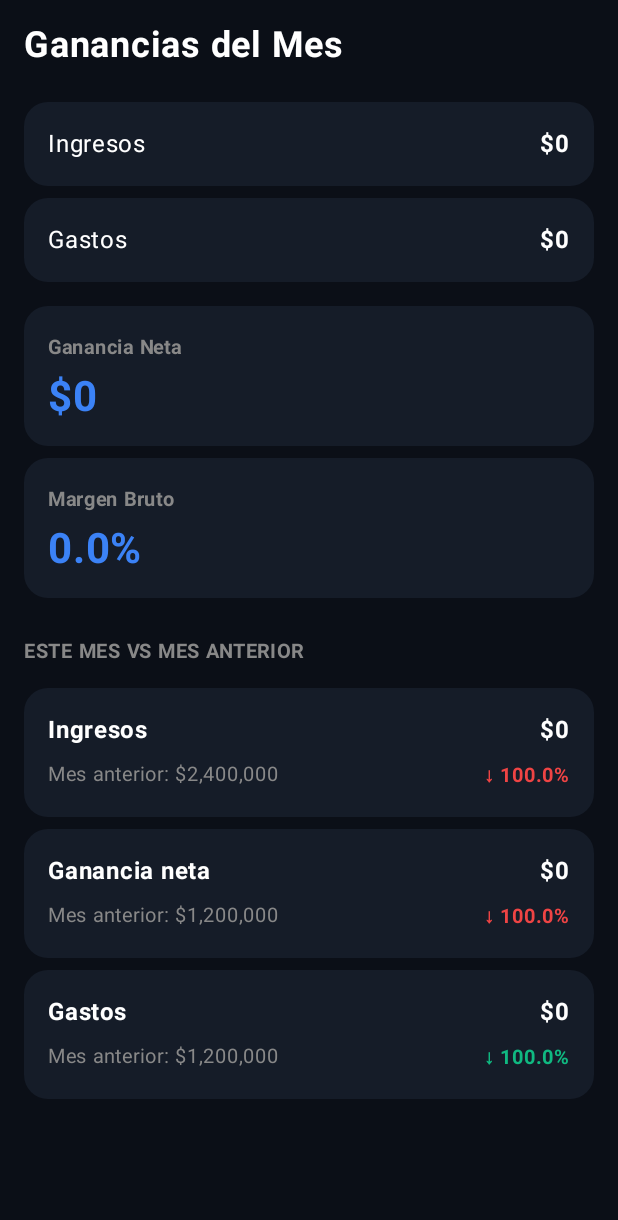
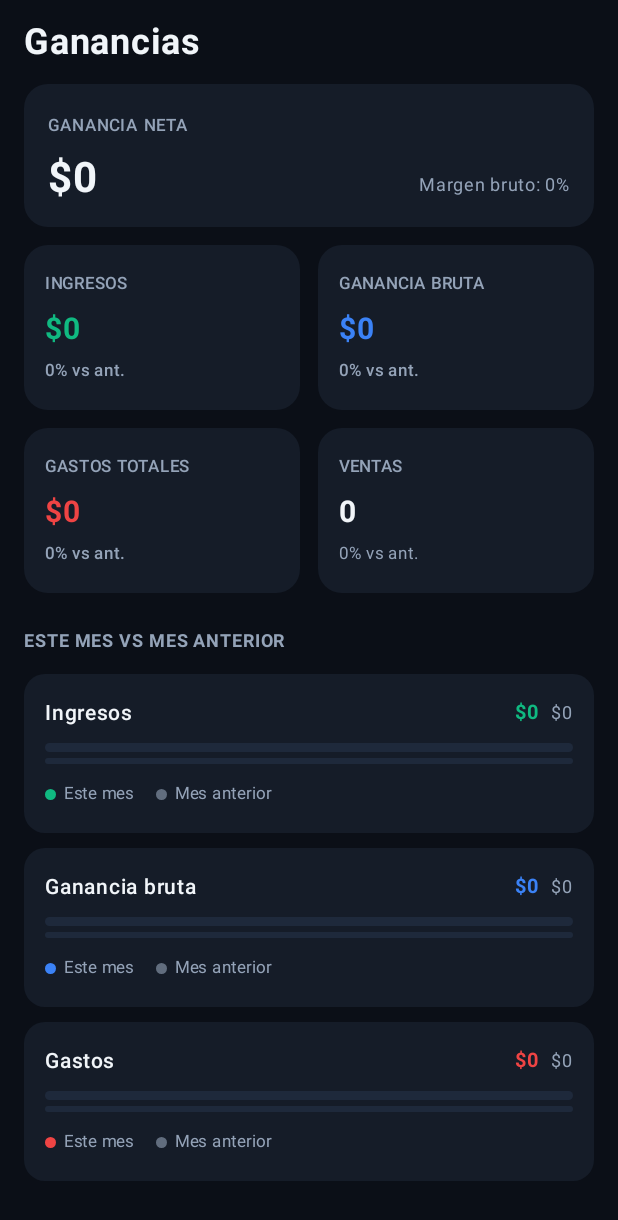
Before and after one commit to mariogc55/inventory-taker, an Android app built with Jetpack Compose: the composable GananciasScreen shown on its own in the app's theme, on a phone screen of 412 x 824 dp. Shown: the top 1220 px of the screen. Run offline under Robolectric (Android 15) with nearby library versions, the phone set to English and light mode, and no system bars; our stand-ins replace Room's generated code; 2 statements that could not run were skipped.

Commit message:
fix/ganancias_offline_first_y_ui_figma

```diff
--- a/app/src/main/java/com/mariogc55/retrowave/tiendabarrioinventory/model/CalculadoraGanancias.kt
+++ b/app/src/main/java/com/mariogc55/retrowave/tiendabarrioinventory/model/CalculadoraGanancias.kt
@@ -15,8 +15,17 @@ class CalculadoraGanancias(context: Context) {
     private val productoRepository = ProductoRepository(context)
 
     suspend fun calcular(): ResumenGanancias {
-        val productos = productoRepository.obtenerProductos()
-        val gastosList = GastoRepository.obtenerGastos()
+        val productos = try {
+            productoRepository.obtenerProductos()
+        } catch (_: Exception) {
+            emptyList()
+        }
+
+        val gastosList = try {
+            GastoRepository.obtenerGastos()
+        } catch (_: Exception) {
+            emptyList()
+        }
 
         val ingresos = productos.sumOf { it.sellingPrice * it.stock }
         val costoInventario = productos.sumOf { it.purchasePrice * it.stock }
--- a/app/src/main/java/com/mariogc55/retrowave/tiendabarrioinventory/model/GastoRepository.kt
+++ b/app/src/main/java/com/mariogc55/retrowave/tiendabarrioinventory/model/GastoRepository.kt
@@ -19,6 +19,7 @@ object GastoRepository {
 
     private val baseUrl = "${BuildConfig.SUPABASE_URL}/rest/v1"
     private val apiKey = BuildConfig.SUPABASE_KEY
+    private val cacheLocal = mutableListOf<GastoDto>()
 
     private val cliente = HttpClient(Android) {
         install(ContentNegotiation) {
@@ -30,15 +31,25 @@ object GastoRepository {
     }
 
     suspend fun obtenerGastos(): List<GastoDto> {
-        return cliente.get("$baseUrl/gastos") {
+        return try {
+            val remotos: List<GastoDto> = cliente.get("$baseUrl/gastos") {
                 header("apikey", apiKey)
                 header("Authorization", "Bearer $apiKey")
                 parameter("select", "*")
                 parameter("order", "id.asc")
             }.body()
+
+            cacheLocal.clear()
+            cacheLocal.addAll(remotos)
+            remotos
+        } catch (_: Exception) {
+            cacheLocal.toList()
+        }
     }
 
     suspend fun agregarGasto(gasto: GastoDto): Boolean {
+        cacheLocal.add(gasto)
+        return try {
             val respuesta = cliente.post("$baseUrl/gastos") {
                 header("apikey", apiKey)
                 header("Authorization", "Bearer $apiKey")
@@ -46,6 +57,9 @@ object GastoRepository {
                 contentType(ContentType.Application.Json)
                 setBody(gasto)
             }
-        return respuesta.status.value in 200..299
+            respuesta.status.value in 200..299
+        } catch (_: Exception) {
+            false
         }
     }
+}
--- a/app/src/main/java/com/mariogc55/retrowave/tiendabarrioinventory/ui/screens/GananciasScreen.kt
+++ b/app/src/main/java/com/mariogc55/retrowave/tiendabarrioinventory/ui/screens/GananciasScreen.kt
@@ -1,5 +1,6 @@
 package com.mariogc55.retrowave.tiendabarrioinventory.ui.screens
 
+import androidx.compose.foundation.background
 import androidx.compose.foundation.layout.Arrangement
 import androidx.compose.foundation.layout.Box
 import androidx.compose.foundation.layout.Column
@@ -9,11 +10,11 @@ import androidx.compose.foundation.layout.fillMaxSize
 import androidx.compose.foundation.layout.fillMaxWidth
 import androidx.compose.foundation.layout.height
 import androidx.compose.foundation.layout.padding
+import androidx.compose.foundation.layout.size
+import androidx.compose.foundation.layout.width
 import androidx.compose.foundation.rememberScrollState
 import androidx.compose.foundation.shape.RoundedCornerShape
 import androidx.compose.foundation.verticalScroll
-import androidx.compose.material3.Button
-import androidx.compose.material3.ButtonDefaults
 import androidx.compose.material3.Card
 import androidx.compose.material3.CardDefaults
 import androidx.compose.material3.CircularProgressIndicator
@@ -28,6 +29,7 @@ import androidx.compose.runtime.rememberCoroutineScope
 import androidx.compose.runtime.setValue
 import androidx.compose.ui.Alignment
 import androidx.compose.ui.Modifier
+import androidx.compose.ui.draw.clip
 import androidx.compose.ui.graphics.Color
 import androidx.compose.ui.platform.LocalContext
 import androidx.compose.ui.text.font.FontWeight
@@ -40,6 +42,15 @@ import com.mariogc55.retrowave.tiendabarrioinventory.model.ResumenGanancias
 import kotlinx.coroutines.Dispatchers
 import kotlinx.coroutines.launch
 import kotlinx.coroutines.withContext
+import kotlin.math.abs
+
+private val FigmaBgDark = Color(0xFF0B0F17)
+private val FigmaCardBg = Color(0xFF151C28)
+private val FigmaBluePrimary = Color(0xFF3B82F6)
+private val FigmaGreenEmerald = Color(0xFF10B981)
+private val FigmaRedError = Color(0xFFEF4444)
+private val FigmaTextPrimary = Color(0xFFF1F5F9)
+private val FigmaTextMuted = Color(0xFF94A3B8)
 
 @Composable
 fun GananciasScreen() {
@@ -47,71 +58,54 @@ fun GananciasScreen() {
     val scope = rememberCoroutineScope()
     val calculadora = remember { CalculadoraGanancias(context) }
 
-    var resumen by remember { mutableStateOf<ResumenGanancias?>(null) }
+    var resumen by remember {
+        mutableStateOf(
+            ResumenGanancias(
+                ingresos = 0.0,
+                gastos = 0.0,
+                costoInventario = 0.0,
+                gananciaNeta = 0.0,
+                margenBruto = 0.0
+            )
+        )
+    }
     var cargando by remember { mutableStateOf(true) }
-    var mensajeError by remember { mutableStateOf<String?>(null) }
 
-    fun cargarGanancias() {
+    LaunchedEffect(Unit) {
         scope.launch {
             cargando = true
-            mensajeError = null
-            try {
-                val datos = withContext(Dispatchers.IO) {
+            resumen = withContext(Dispatchers.IO) {
+                try {
                     calculadora.calcular()
+                } catch (_: Exception) {
+                    ResumenGanancias(0.0, 0.0, 0.0, 0.0, 0.0)
                 }
-                resumen = datos
-            } catch (e: Exception) {
-                mensajeError = "No se pudo conectar con el servidor"
-            } finally {
-                cargando = false
             }
+            cargando = false
         }
-    }
-
-    LaunchedEffect(Unit) {
-        cargarGanancias()
     }
 
     Surface(
         modifier = Modifier.fillMaxSize(),
-        color = DarkBackground
+        color = FigmaBgDark
     ) {
-        when {
-            cargando -> {
-                Box(modifier = Modifier.fillMaxSize(), contentAlignment = Alignment.Center) {
-                    Column(horizontalAlignment = Alignment.CenterHorizontally) {
-                        CircularProgressIndicator(color = PrimaryBlue)
-                        Spacer(modifier = Modifier.height(12.dp))
-                        Text("Cargando desde el servidor...", color = Color.Gray, fontSize = 13.sp)
-                    }
-                }
+        if (cargando) {
+            Box(modifier = Modifier.fillMaxSize(), contentAlignment = Alignment.Center) {
+                CircularProgressIndicator(color = FigmaBluePrimary)
             }
-            mensajeError != null -> {
-                Box(modifier = Modifier.fillMaxSize(), contentAlignment = Alignment.Center) {
-                    Column(horizontalAlignment = Alignment.CenterHorizontally) {
-                        Text("✗ $mensajeError", color = Color(0xFFEF4444), fontSize = 14.sp)
-                        Spacer(modifier = Modifier.height(12.dp))
-                        Button(
-                            onClick = { cargarGanancias() },
-                            colors = ButtonDefaults.buttonColors(containerColor = PrimaryBlue)
-                        ) {
-                            Text("Reintentar")
-                        }
-                    }
-                }
-            }
-            resumen != null -> {
-                ContenidoGanancias(resumen = resumen!!)
-            }
+        } else {
+            ContenidoGananciasFigma(resumen = resumen)
         }
     }
 }
 
 @Composable
-private fun ContenidoGanancias(resumen: ResumenGanancias) {
-    val ingresosMesAnterior = 2400000.0
-    val gastosMesAnterior = 1200000.0
-    val gananciaNetaMesAnterior = ingresosMesAnterior - gastosMesAnterior
+private fun ContenidoGananciasFigma(resumen: ResumenGanancias) {
+    val gananciaBruta = (resumen.ingresos - resumen.costoInventario).coerceAtLeast(0.0)
+
+    val ingresosMesAnterior = 0.0
+    val gananciaBrutaMesAnterior = 0.0
+    val gastosMesAnterior = 0.0
 
     val comparacionIngresos = CalculadoraComparacion.calcular(
         mesActual = "Este mes",
@@ -120,15 +114,13 @@ private fun ContenidoGanancias(resumen: ResumenGanancias) {
         valorAnterior = ingresosMesAnterior,
         etiqueta = "Ingresos"
     )
-
-    val comparacionGananciaNeta = CalculadoraComparacion.calcular(
+    val comparacionGananciaBruta = CalculadoraComparacion.calcular(
         mesActual = "Este mes",
         mesAnterior = "Mes anterior",
-        valorActual = resumen.gananciaNeta,
-        valorAnterior = gananciaNetaMesAnterior,
-        etiqueta = "Ganancia neta"
+        valorActual = gananciaBruta,
+        valorAnterior = gananciaBrutaMesAnterior,
+        etiqueta = "Ganancia bruta"
     )
-
     val comparacionGastos = CalculadoraComparacion.calcular(
         mesActual = "Este mes",
         mesAnterior = "Mes anterior",
@@ -141,121 +133,234 @@ private fun ContenidoGanancias(resumen: ResumenGanancias) {
         modifier = Modifier
             .fillMaxSize()
             .verticalScroll(rememberScrollState())
-            .padding(16.dp)
+            .padding(horizontal = 16.dp, vertical = 14.dp)
     ) {
         Text(
-            text = "Ganancias del Mes",
+            text = "Ganancias",
             fontSize = 24.sp,
             fontWeight = FontWeight.Bold,
-            color = Color.White
+            color = FigmaTextPrimary
         )
 
-        Spacer(modifier = Modifier.height(24.dp))
+        Spacer(modifier = Modifier.height(14.dp))
 
-        CardGanancia(titulo = "Ingresos", valor = "$" + "%,.0f".format(resumen.ingresos))
+        Card(
+            modifier = Modifier.fillMaxWidth(),
+            colors = CardDefaults.cardColors(containerColor = FigmaCardBg),
+            shape = RoundedCornerShape(16.dp)
+        ) {
+            Column(
+                modifier = Modifier
+                    .fillMaxWidth()
+                    .padding(16.dp)
+            ) {
+                Text(
+                    text = "GANANCIA NETA",
+                    fontSize = 11.sp,
+                    fontWeight = FontWeight.SemiBold,
+                    color = FigmaTextMuted,
+                    letterSpacing = 0.8.sp
+                )
+                Spacer(modifier = Modifier.height(6.dp))
+                Row(
+                    modifier = Modifier.fillMaxWidth(),
+                    horizontalArrangement = Arrangement.SpaceBetween,
+                    verticalAlignment = Alignment.Bottom
+                ) {
+                    Text(
+                        text = formatearMoneda(resumen.gananciaNeta),
+                        fontSize = 28.sp,
+                        fontWeight = FontWeight.Bold,
+                        color = if (resumen.gananciaNeta < 0) FigmaRedError else FigmaTextPrimary
+                    )
+                    Text(
+                        text = "Margen bruto: ${"%.0f".format(resumen.margenBruto)}%",
+                        fontSize = 12.sp,
+                        color = FigmaTextMuted
+                    )
+                }
+            }
+        }
 
-        Spacer(modifier = Modifier.height(8.dp))
+        Spacer(modifier = Modifier.height(12.dp))
 
-        CardGanancia(titulo = "Gastos", valor = "$" + "%,.0f".format(resumen.gastos))
+        Row(
+            modifier = Modifier.fillMaxWidth(),
+            horizontalArrangement = Arrangement.spacedBy(12.dp)
+        ) {
+            TarjetaMetricaFigma(
+                modifier = Modifier.weight(1f),
+                titulo = "INGRESOS",
+                valor = formatearMoneda(resumen.ingresos),
+                valorColor = FigmaGreenEmerald,
+                comparacion = comparacionIngresos,
+                esGasto = false
+            )
+            TarjetaMetricaFigma(
+                modifier = Modifier.weight(1f),
+                titulo = "GANANCIA BRUTA",
+                valor = formatearMoneda(gananciaBruta),
+                valorColor = FigmaBluePrimary,
+                comparacion = comparacionGananciaBruta,
+                esGasto = false
+            )
+        }
 
-        Spacer(modifier = Modifier.height(16.dp))
+        Spacer(modifier = Modifier.height(12.dp))
 
-        CardGananciaDestacada(titulo = "Ganancia Neta", valor = "$" + "%,.0f".format(resumen.gananciaNeta))
+        Row(
+            modifier = Modifier.fillMaxWidth(),
+            horizontalArrangement = Arrangement.spacedBy(12.dp)
+        ) {
+            TarjetaMetricaFigma(
+                modifier = Modifier.weight(1f),
+                titulo = "GASTOS TOTALES",
+                valor = formatearMoneda(resumen.gastos),
+                valorColor = FigmaRedError,
+                comparacion = comparacionGastos,
+                esGasto = true
+            )
+            Card(
+                modifier = Modifier.weight(1f),
+                colors = CardDefaults.cardColors(containerColor = FigmaCardBg),
+                shape = RoundedCornerShape(16.dp)
+            ) {
+                Column(
+                    modifier = Modifier
+                        .fillMaxWidth()
+                        .padding(14.dp)
+                ) {
+                    Text(
+                        text = "VENTAS",
+                        fontSize = 11.sp,
+                        fontWeight = FontWeight.SemiBold,
+                        color = FigmaTextMuted
+                    )
+                    Spacer(modifier = Modifier.height(6.dp))
+                    Text(
+                        text = "0",
+                        fontSize = 20.sp,
+                        fontWeight = FontWeight.Bold,
+                        color = FigmaTextPrimary
+                    )
+                    Spacer(modifier = Modifier.height(4.dp))
+                    Text(
+                        text = "0% vs ant.",
+                        fontSize = 11.sp,
+                        color = FigmaTextMuted
+                    )
+                }
+            }
+        }
 
-        Spacer(modifier = Modifier.height(8.dp))
-
-        CardGananciaDestacada(titulo = "Margen Bruto", valor = "%.1f".format(resumen.margenBruto) + "%")
-
-        Spacer(modifier = Modifier.height(24.dp))
+        Spacer(modifier = Modifier.height(20.dp))
 
         Text(
             text = "ESTE MES VS MES ANTERIOR",
-            fontSize = 13.sp,
+            fontSize = 12.sp,
             fontWeight = FontWeight.Bold,
-            color = Color.Gray
+            color = FigmaTextMuted,
+            letterSpacing = 0.6.sp
         )
 
-        Spacer(modifier = Modifier.height(12.dp))
+        Spacer(modifier = Modifier.height(10.dp))
 
-        if (CalculadoraComparacion.hayDatosSuficientes(resumen.ingresos, ingresosMesAnterior)) {
-            CardComparacion(comparacion = comparacionIngresos)
-            Spacer(modifier = Modifier.height(8.dp))
-            CardComparacion(comparacion = comparacionGananciaNeta)
-            Spacer(modifier = Modifier.height(8.dp))
-            CardComparacion(comparacion = comparacionGastos)
-        } else {
-            Card(
-                modifier = Modifier.fillMaxWidth(),
-                colors = CardDefaults.cardColors(containerColor = CardBackground),
-                shape = RoundedCornerShape(16.dp)
-            ) {
-                Text(
-                    text = "Datos insuficientes para comparar",
-                    color = Color.Gray,
-                    modifier = Modifier.padding(16.dp)
-                )
-            }
-        }
+        BarraComparacionFigma(
+            comparacion = comparacionIngresos,
+            colorBarraActual = FigmaGreenEmerald
+        )
+        Spacer(modifier = Modifier.height(10.dp))
+        BarraComparacionFigma(
+            comparacion = comparacionGananciaBruta,
+            colorBarraActual = FigmaBluePrimary
+        )
+        Spacer(modifier = Modifier.height(10.dp))
+        BarraComparacionFigma(
+            comparacion = comparacionGastos,
+            colorBarraActual = FigmaRedError
+        )
 
-        Spacer(modifier = Modifier.height(24.dp))
+        Spacer(modifier = Modifier.height(20.dp))
     }
 }
 
 @Composable
-private fun CardGanancia(titulo: String, valor: String) {
+private fun TarjetaMetricaFigma(
+    modifier: Modifier = Modifier,
+    titulo: String,
+    valor: String,
+    valorColor: Color,
+    comparacion: ComparacionMensual,
+    esGasto: Boolean
+) {
     Card(
-        modifier = Modifier.fillMaxWidth(),
-        colors = CardDefaults.cardColors(containerColor = CardBackground),
-        shape = RoundedCornerShape(16.dp)
-    ) {
-        Row(
-            modifier = Modifier
-                .fillMaxWidth()
-                .padding(16.dp),
-            horizontalArrangement = Arrangement.SpaceBetween,
-            verticalAlignment = Alignment.CenterVertically
-        ) {
-            Text(text = titulo, color = Color.White, fontSize = 16.sp)
-            Text(text = valor, color = Color.White, fontSize = 16.sp, fontWeight = FontWeight.Bold)
-        }
-    }
-}
-
-@Composable
-private fun CardGananciaDestacada(titulo: String, valor: String) {
-    Card(
-        modifier = Modifier.fillMaxWidth(),
-        colors = CardDefaults.cardColors(containerColor = CardBackground),
+        modifier = modifier,
+        colors = CardDefaults.cardColors(containerColor = FigmaCardBg),
         shape = RoundedCornerShape(16.dp)
     ) {
         Column(
             modifier = Modifier
                 .fillMaxWidth()
-                .padding(16.dp)
+                .padding(14.dp)
         ) {
-            Text(text = titulo, color = Color.Gray, fontSize = 13.sp, fontWeight = FontWeight.Bold)
-            Spacer(modifier = Modifier.height(4.dp))
+            Text(
+                text = titulo,
+                fontSize = 11.sp,
+                fontWeight = FontWeight.SemiBold,
+                color = FigmaTextMuted
+            )
+            Spacer(modifier = Modifier.height(6.dp))
             Text(
                 text = valor,
-                color = PrimaryBlue,
-                fontSize = 28.sp,
-                fontWeight = FontWeight.Bold
+                fontSize = 20.sp,
+                fontWeight = FontWeight.Bold,
+                color = valorColor
+            )
+            Spacer(modifier = Modifier.height(4.dp))
+
+            val pct = comparacion.porcentajeCambio
+            val textoDelta = if (pct == null) {
+                "0% vs ant."
+            } else {
+                val flecha = if (pct >= 0) "↑" else "↓"
+                "$flecha ${"%.0f".format(abs(pct))}% vs ant."
+            }
+            val colorDelta = when {
+                pct == null -> FigmaTextMuted
+                pct >= 0 && !esGasto -> FigmaGreenEmerald
+                pct < 0 && !esGasto -> FigmaRedError
+                pct >= 0 && esGasto -> FigmaRedError
+                else -> FigmaGreenEmerald
+            }
+
+            Text(
+                text = textoDelta,
+                fontSize = 11.sp,
+                fontWeight = FontWeight.SemiBold,
+                color = colorDelta
             )
         }
     }
 }
 
 @Composable
-private fun CardComparacion(comparacion: ComparacionMensual) {
+private fun BarraComparacionFigma(
+    comparacion: ComparacionMensual,
+    colorBarraActual: Color
+) {
+    val maxVal = maxOf(comparacion.valorActual, comparacion.valorAnterior, 1.0)
+    val fraccionActual = (comparacion.valorActual / maxVal).toFloat().coerceIn(0f, 1f)
+    val fraccionAnterior = (comparacion.valorAnterior / maxVal).toFloat().coerceIn(0f, 1f)
+
     Card(
         modifier = Modifier.fillMaxWidth(),
-        colors = CardDefaults.cardColors(containerColor = CardBackground),
-        shape = RoundedCornerShape(16.dp)
+        colors = CardDefaults.cardColors(containerColor = FigmaCardBg),
+        shape = RoundedCornerShape(14.dp)
     ) {
         Column(
             modifier = Modifier
                 .fillMaxWidth()
-                .padding(16.dp)
+                .padding(14.dp)
         ) {
             Row(
                 modifier = Modifier.fillMaxWidth(),
@@ -264,57 +369,88 @@ private fun CardComparacion(comparacion: ComparacionMensual) {
             ) {
                 Text(
                     text = comparacion.etiqueta,
-                    color = Color.White,
-                    fontSize = 16.sp,
-                    fontWeight = FontWeight.Bold
+                    fontSize = 14.sp,
+                    fontWeight = FontWeight.SemiBold,
+                    color = FigmaTextPrimary
                 )
-                Text(
-                    text = "$" + "%,.0f".format(comparacion.valorActual),
-                    color = Color.White,
-                    fontSize = 16.sp,
-                    fontWeight = FontWeight.Bold
+                Row(verticalAlignment = Alignment.CenterVertically) {
+                    Text(
+                        text = formatearMoneda(comparacion.valorActual),
+                        fontSize = 13.sp,
+                        fontWeight = FontWeight.Bold,
+                        color = colorBarraActual
+                    )
+                    Spacer(modifier = Modifier.width(8.dp))
+                    Text(
+                        text = formatearMoneda(comparacion.valorAnterior),
+                        fontSize = 12.sp,
+                        color = FigmaTextMuted
+                    )
+                }
+            }
+
+            Spacer(modifier = Modifier.height(8.dp))
+
+            Box(
+                modifier = Modifier
+                    .fillMaxWidth()
+                    .height(6.dp)
+                    .clip(RoundedCornerShape(4.dp))
+                    .background(Color(0xFF1E293B))
+            ) {
+                Box(
+                    modifier = Modifier
+                        .fillMaxWidth(fraccionActual)
+                        .height(6.dp)
+                        .clip(RoundedCornerShape(4.dp))
+                        .background(colorBarraActual)
                 )
             }
 
-            Spacer(modifier = Modifier.height(6.dp))
+            Spacer(modifier = Modifier.height(4.dp))
 
-            Row(
-                modifier = Modifier.fillMaxWidth(),
-                horizontalArrangement = Arrangement.SpaceBetween
+            Box(
+                modifier = Modifier
+                    .fillMaxWidth()
+                    .height(4.dp)
+                    .clip(RoundedCornerShape(4.dp))
+                    .background(Color(0xFF1E293B))
             ) {
-                Text(
-                    text = comparacion.mesAnterior + ": $" + "%,.0f".format(comparacion.valorAnterior),
-                    color = Color.Gray,
-                    fontSize = 13.sp
+                Box(
+                    modifier = Modifier
+                        .fillMaxWidth(fraccionAnterior)
+                        .height(4.dp)
+                        .clip(RoundedCornerShape(4.dp))
+                        .background(FigmaTextMuted.copy(alpha = 0.55f))
                 )
+            }
 
-                val textoPorcentaje: String
-                val colorPorcentaje: Color
+            Spacer(modifier = Modifier.height(8.dp))
 
-                if (comparacion.porcentajeCambio == null) {
-                    textoPorcentaje = "N/A"
-                    colorPorcentaje = Color.Gray
-                } else {
-                    val signo = if (comparacion.porcentajeCambio >= 0) "↑" else "↓"
-                    textoPorcentaje = signo + " " + "%.1f".format(kotlin.math.abs(comparacion.porcentajeCambio)) + "%"
-
-                    val subio = comparacion.porcentajeCambio >= 0
-                    val esGasto = comparacion.etiqueta.contains("Gastos", ignoreCase = true)
-                    colorPorcentaje = when {
-                        subio && !esGasto -> Color(0xFF10B981)
-                        !subio && !esGasto -> Color(0xFFEF4444)
-                        subio && esGasto -> Color(0xFFEF4444)
-                        else -> Color(0xFF10B981)
-                    }
-                }
-
-                Text(
-                    text = textoPorcentaje,
-                    color = colorPorcentaje,
-                    fontSize = 13.sp,
-                    fontWeight = FontWeight.Bold
-                )
+            Row(horizontalArrangement = Arrangement.spacedBy(14.dp)) {
+                LeyendaPunto(color = colorBarraActual, texto = "Este mes")
+                LeyendaPunto(color = FigmaTextMuted.copy(alpha = 0.6f), texto = "Mes anterior")
             }
         }
     }
 }
+
+@Composable
+private fun LeyendaPunto(color: Color, texto: String) {
+    Row(verticalAlignment = Alignment.CenterVertically) {
+        Box(
+            modifier = Modifier
+                .size(7.dp)
+                .clip(RoundedCornerShape(50))
+                .background(color)
+        )
+        Spacer(modifier = Modifier.width(5.dp))
+        Text(text = texto, fontSize = 11.sp, color = FigmaTextMuted)
+    }
+}
+
+private fun formatearMoneda(valor: Double): String {
+    if (valor == 0.0) return "$0"
+    val signo = if (valor < 0) "-" else ""
+    return "$signo$" + "%,.0f".format(abs(valor))
+}
```
Lines whose indentation alone changed are shown as unchanged.
